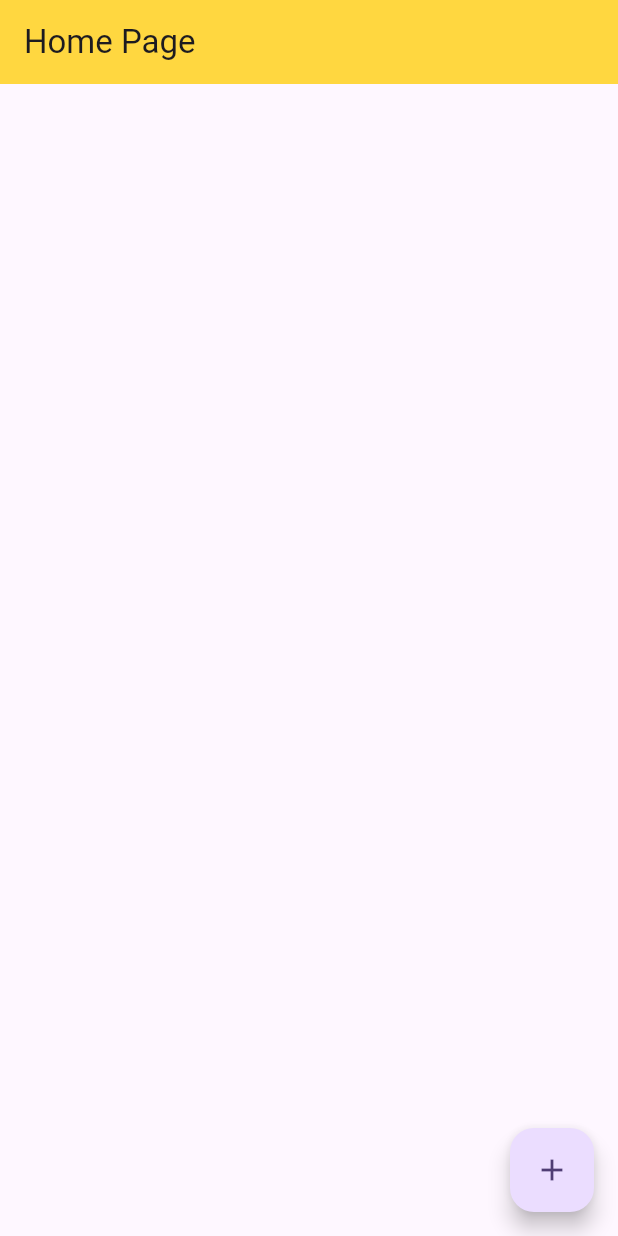
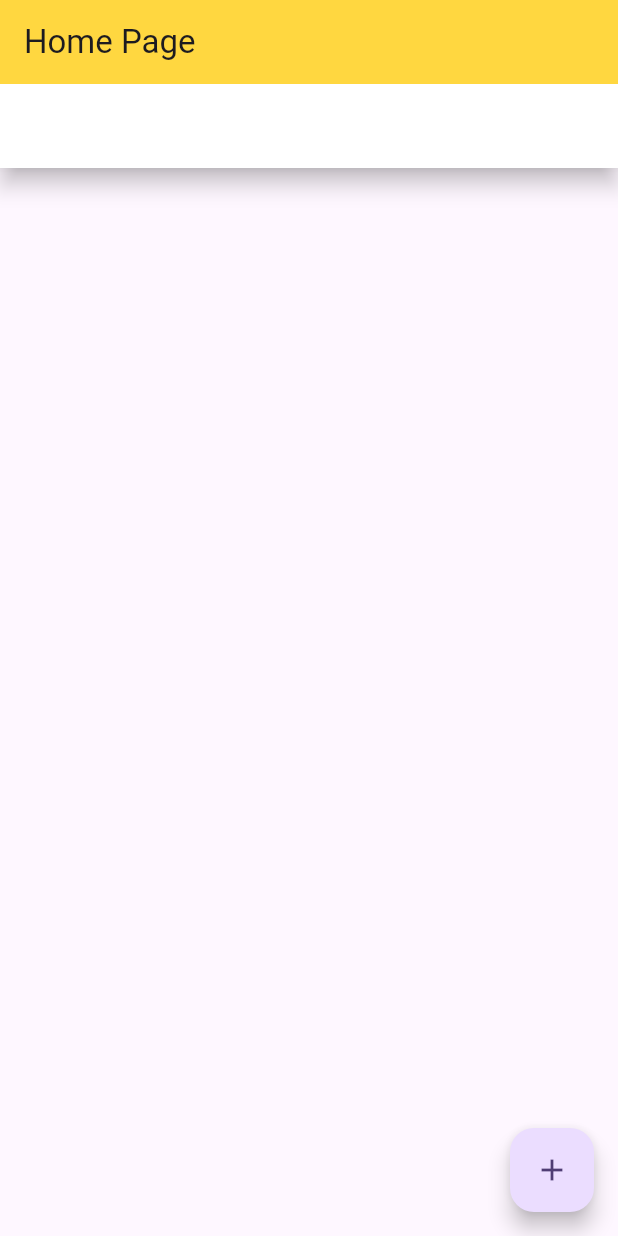
Before and after one commit to shiran02/Flutter-State-Management-Course, a Flutter app: the NewContactView screen opened by its route, after a tap on "Add Contract", on a phone screen of 412 x 824 dp. Run offline on Flutter 3.47's test engine with Material 3 defaults, Android fonts, the phone set to English and light mode, and no system bars.

Commit message:
finish  commit

```diff
--- a/state_mange_course/lib/main.dart
+++ b/state_mange_course/lib/main.dart
@@ -1,4 +1,5 @@
 import 'package:flutter/material.dart';
+import 'package:uuid/uuid.dart';
 
 void main() {
   runApp(const MyApp());
@@ -25,34 +26,51 @@ class MyApp extends StatelessWidget {
 }
 
 class Contact{
+  final String id;
+ // ValueNotifier
   final String name;
-  const Contact({
+   Contact({
     required this.name,
-  });
+  }): id = const Uuid().v4();
 }
 
-class ContactBook{
+class ContactBook extends ValueNotifier<List<Contact>>{
 
-   ContactBook._sharedInstance();
+   ContactBook._sharedInstance() : super([]);
 
    static final ContactBook _shared = ContactBook._sharedInstance();
 
    factory ContactBook() => _shared;
 
-   final List<Contact> _contacts = [];
+//   final List<Contact> _contacts = [];
 
-  int get length => _contacts.length;
+ // int get length => _contacts.length;
+  int get length => value.length;
 
-  void add({required Contact contract}){
-    _contacts.add(contract);
+  void add({required Contact contact}){
+    //final ValueNotifier notifier;
+   // _contacts.add(contract);
+    //value.add(contract);
+
+    final contacts = value;
+    contacts.add(contact);
+    notifyListeners();
   }
 
-  void remove({required Contact contract}){
-    _contacts.remove(contract);
+  void remove({required Contact contact}){
+   // _contacts.remove(contract);
+   // value.remove(contract);
+
+   final contacts = value;
+   if(contacts.contains(contact)){
+      contacts.remove(contact);
+      notifyListeners();
+
+   }
   }
 
     Contact? contract({required int atindex}) =>
-    _contacts.length > atindex ? _contacts[atindex] : null;
+    value.length > atindex ? value[atindex] : null;
 
 }
 
@@ -76,14 +94,30 @@ class _HomePageState extends State<HomePage> {
         title: Text("Home Page"),
       ),
 
-      body: ListView.builder(
-        itemCount: contactBook.length,
-        itemBuilder: (context, index) {
-          final contract = contactBook.contract(atindex: index)!;
+      body: ValueListenableBuilder(
+        valueListenable: ContactBook(),
+        builder: (context, value, child) {
+          final contacts = value as List<Contact>;
+          return ListView.builder(
+            itemCount: contacts.length,
+            itemBuilder: (context, index) {
+              final contact = contacts[index];
 
-            return ListTile(
-              title: Text(contract.name),
-            );
+                return Dismissible(
+                  onDismissed: (direction) {
+                    contacts.remove(contact);
+                  },
+                  key: ValueKey(contact.id),
+                  child: Material(
+                    color: Colors.white,
+                    elevation: 6.0,
+                    child: ListTile(
+                      title: Text(contact.name),
+                    ),
+                  ),
+                );
+            },
+        );
         },
       ),
 
@@ -163,7 +197,7 @@ class _NewContactViewState extends State<NewContactView> {
           TextButton(
             onPressed: () {
               final contact = Contact(name: _controller.text);
-              ContactBook().add(contract:contact );
+              ContactBook().add(contact:contact );
               Navigator.of(context).pop();
             },
             child: Text(
--- a/state_mange_course/pubspec.yaml
+++ b/state_mange_course/pubspec.yaml
@@ -35,6 +35,7 @@ dependencies:
   # The following adds the Cupertino Icons font to your application.
   # Use with the CupertinoIcons class for iOS style icons.
   cupertino_icons: ^1.0.2
+  uuid: ^4.3.3
 
 dev_dependencies:
   flutter_test:
```
Also changed, not shown: state_mange_course/pubspec.lock.
